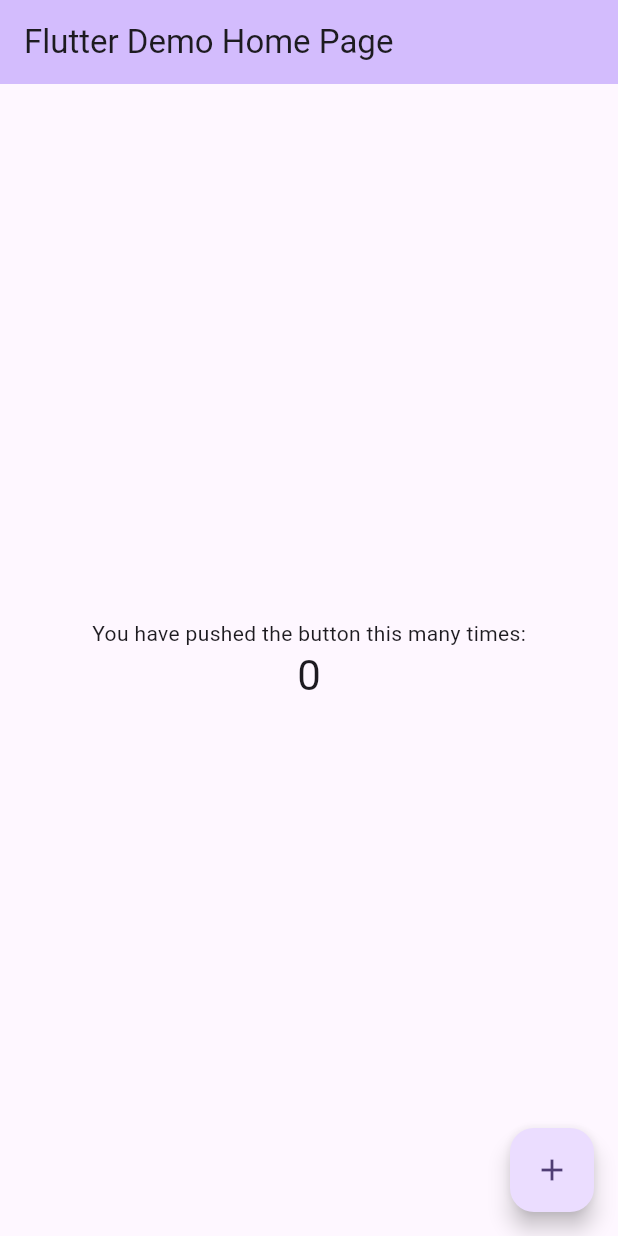
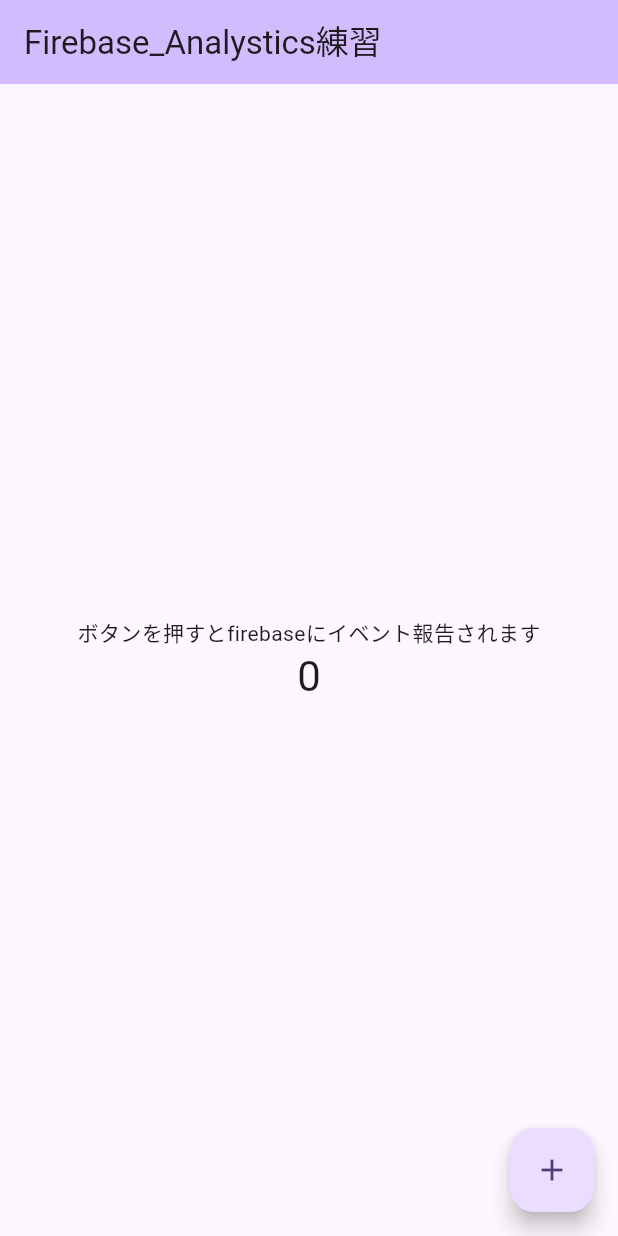
Before and after one commit to oka-teruhiro/sanchu6i, a Flutter app: the screen it shows after launch, on a phone screen of 412 x 824 dp. Run offline on Flutter 3.47's test engine with Material 3 defaults, Android fonts, the phone set to English and light mode, and no system bars.

Commit message:
3: コメント削除

```diff
--- a/lib/main.dart
+++ b/lib/main.dart
@@ -7,46 +7,21 @@
 class MyApp extends StatelessWidget {
   const MyApp({super.key});
 
-  // This widget is the root of your application.
   @override
   Widget build(BuildContext context) {
     return MaterialApp(
       title: 'Flutter Demo',
       theme: ThemeData(
-        // This is the theme of your application.
-        //
-        // TRY THIS: Try running your application with "flutter run". You'll see
-        // the application has a purple toolbar. Then, without quitting the app,
-        // try changing the seedColor in the colorScheme below to Colors.green
-        // and then invoke "hot reload" (save your changes or press the "hot
-        // reload" button in a Flutter-supported IDE, or press "r" if you used
-        // the command line to start the app).
-        //
-        // Notice that the counter didn't reset back to zero; the application
-        // state is not lost during the reload. To reset the state, use hot
-        // restart instead.
-        //
-        // This works for code too, not just values: Most code changes can be
-        // tested with just a hot reload.
         colorScheme: ColorScheme.fromSeed(seedColor: Colors.deepPurple),
         useMaterial3: true,
       ),
-      home: const MyHomePage(title: 'Flutter Demo Home Page'),
+      home: const MyHomePage(title: 'Firebase_Analystics練習'),
     );
   }
 }
 
 class MyHomePage extends StatefulWidget {
   const MyHomePage({super.key, required this.title});
-
-  // This widget is the home page of your application. It is stateful, meaning
-  // that it has a State object (defined below) that contains fields that affect
-  // how it looks.
-
-  // This class is the configuration for the state. It holds the values (in this
-  // case the title) provided by the parent (in this case the App widget) and
-  // used by the build method of the State. Fields in a Widget subclass are
-  // always marked "final".
 
   final String title;
 
@@ -59,54 +34,23 @@
 
   void _incrementCounter() {
     setState(() {
-      // This call to setState tells the Flutter framework that something has
-      // changed in this State, which causes it to rerun the build method below
-      // so that the display can reflect the updated values. If we changed
-      // _counter without calling setState(), then the build method would not be
-      // called again, and so nothing would appear to happen.
       _counter++;
     });
   }
 
   @override
   Widget build(BuildContext context) {
-    // This method is rerun every time setState is called, for instance as done
-    // by the _incrementCounter method above.
-    //
-    // The Flutter framework has been optimized to make rerunning build methods
-    // fast, so that you can just rebuild anything that needs updating rather
-    // than having to individually change instances of widgets.
     return Scaffold(
       appBar: AppBar(
-        // TRY THIS: Try changing the color here to a specific color (to
-        // Colors.amber, perhaps?) and trigger a hot reload to see the AppBar
-        // change color while the other colors stay the same.
         backgroundColor: Theme.of(context).colorScheme.inversePrimary,
-        // Here we take the value from the MyHomePage object that was created by
-        // the App.build method, and use it to set our appbar title.
         title: Text(widget.title),
       ),
       body: Center(
-        // Center is a layout widget. It takes a single child and positions it
-        // in the middle of the parent.
         child: Column(
-          // Column is also a layout widget. It takes a list of children and
-          // arranges them vertically. By default, it sizes itself to fit its
-          // children horizontally, and tries to be as tall as its parent.
-          //
-          // Column has various properties to control how it sizes itself and
-          // how it positions its children. Here we use mainAxisAlignment to
-          // center the children vertically; the main axis here is the vertical
-          // axis because Columns are vertical (the cross axis would be
-          // horizontal).
-          //
-          // TRY THIS: Invoke "debug painting" (choose the "Toggle Debug Paint"
-          // action in the IDE, or press "p" in the console), to see the
-          // wireframe for each widget.
           mainAxisAlignment: MainAxisAlignment.center,
           children: <Widget>[
             const Text(
-              'You have pushed the button this many times:',
+              'ボタンを押すとfirebaseにイベント報告されます',
             ),
             Text(
               '$_counter',
```
Also changed, not shown: pubspec.yaml (+2 -76 lines), pubspec.lock.
